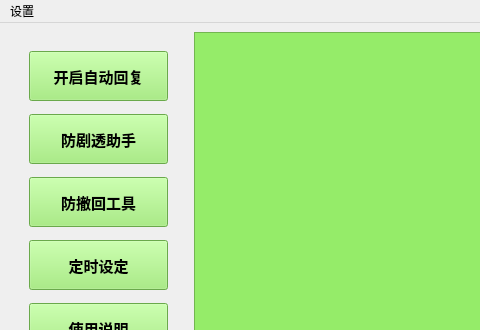
The window that hello_world/talk_robot/gui/gui.ui (WatsonJay/python_test) describes before a commit, drawn with Qt 5; both pictures show x 0 to 480 and y 0 to 330 of the 620 by 433 pixel window.
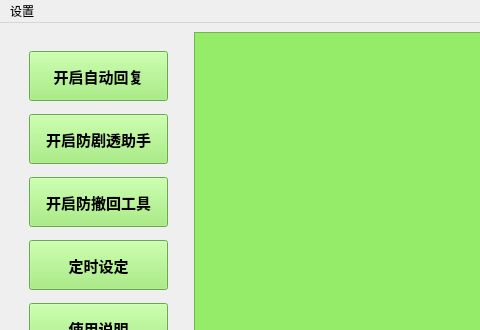
The same window after the commit.

Patch:
```diff
--- a/hello_world/talk_robot/gui/gui.ui
+++ b/hello_world/talk_robot/gui/gui.ui
@@ -82,7 +82,7 @@
          <string notr="true">background-color:rgb(149,236,105);</string>
         </property>
         <property name="text">
-         <string>防剧透助手</string>
+         <string>开启防剧透助手</string>
         </property>
        </widget>
       </item>
@@ -106,7 +106,7 @@
          <string notr="true">background-color:rgb(149,236,105);</string>
         </property>
         <property name="text">
-         <string>防撤回工具</string>
+         <string>开启防撤回工具</string>
         </property>
        </widget>
       </item>
```
